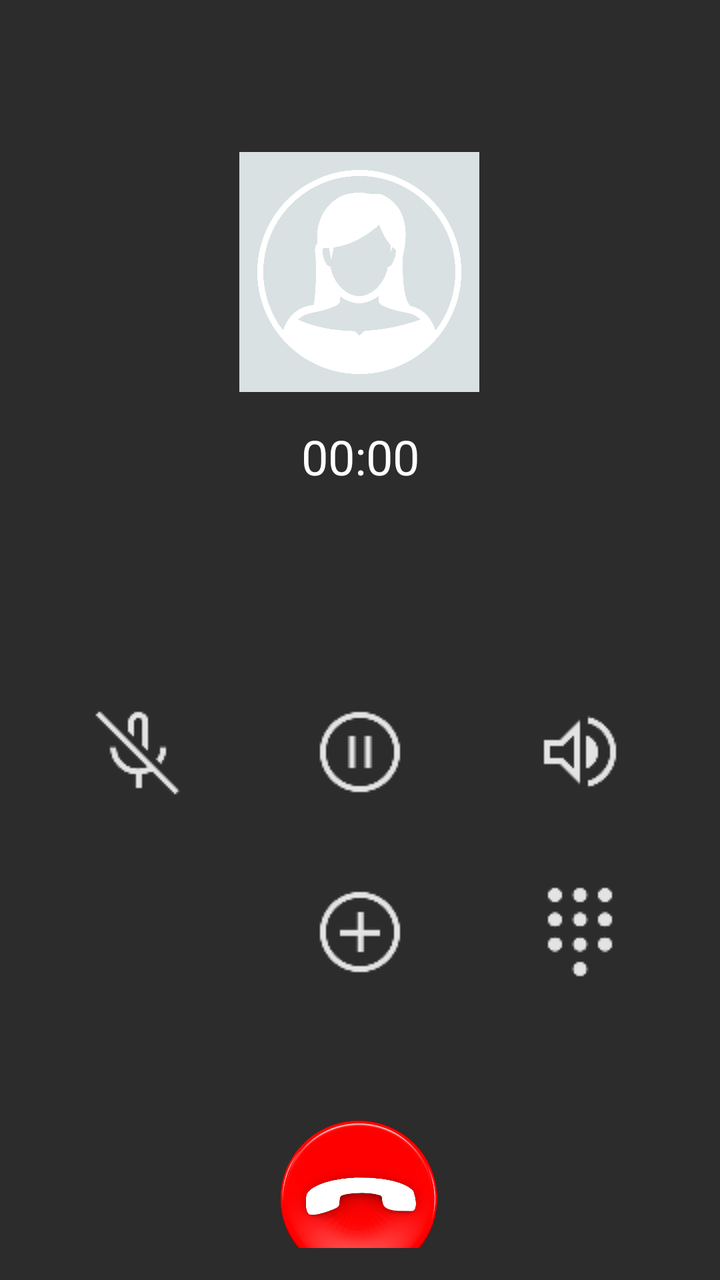
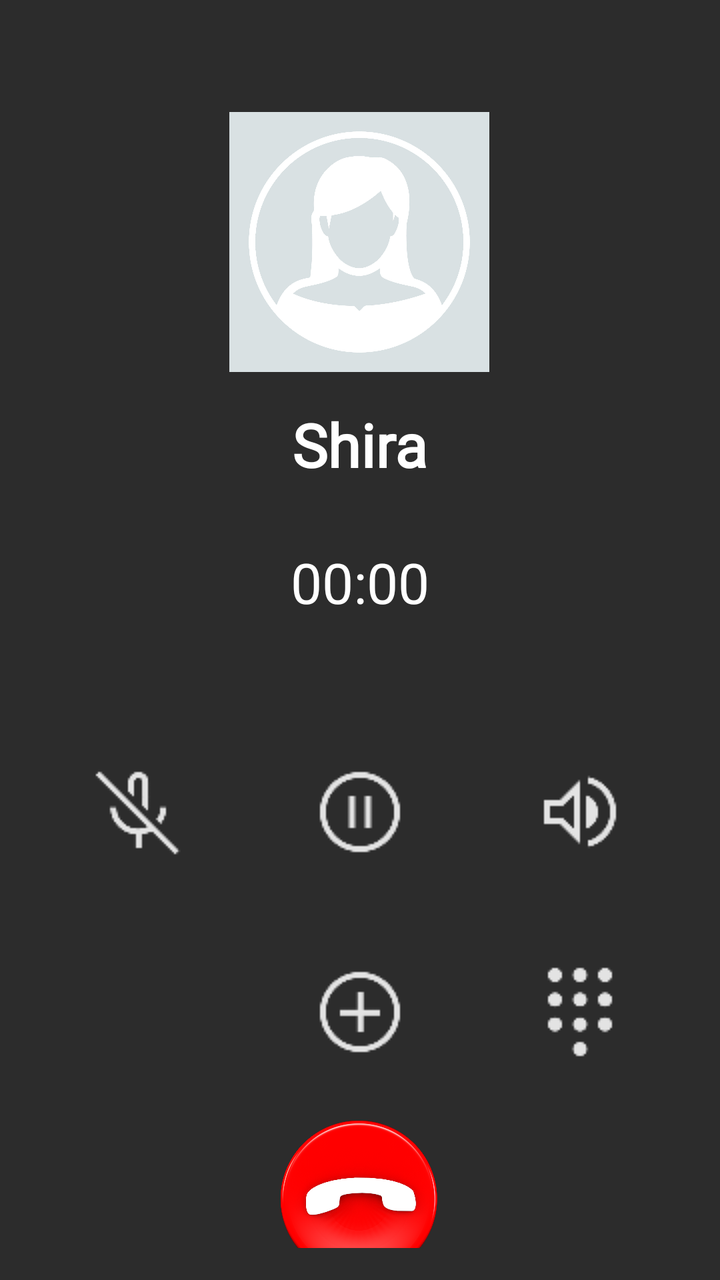

Before-and-after screenshots of an Android layout around one commit, followed by the original layout XML and the change that was made.
<!-- AndroidManifest.xml: application theme Theme.SafeHer -->
<!-- res/layout/fragment_support_call_ai.xml -->
<?xml version="1.0" encoding="utf-8"?>
<androidx.constraintlayout.widget.ConstraintLayout xmlns:android="http://schemas.android.com/apk/res/android"
    xmlns:app="http://schemas.android.com/apk/res-auto"
    xmlns:tools="http://schemas.android.com/tools"
    android:layout_width="match_parent"
    android:layout_height="match_parent"
    android:background="#2C2C2C"
    android:padding="16dp">

    
    <ImageView
        android:id="@+id/caller_imageView"
        android:layout_width="120dp"
        android:layout_height="120dp"
        android:layout_marginTop="60dp"
        android:src="@drawable/ic_female_avatar"
        app:layout_constraintEnd_toEndOf="parent"
        app:layout_constraintHorizontal_bias="0.498"
        app:layout_constraintStart_toStartOf="parent"
        app:layout_constraintTop_toTopOf="parent" />

    
    <TextView
        android:id="@+id/call_duration_textView"
        android:layout_width="wrap_content"
        android:layout_height="wrap_content"
        android:layout_marginTop="16dp"
        android:text="00:00"
        android:textColor="#FFFFFF"
        android:textSize="24sp"
        app:layout_constraintEnd_toEndOf="parent"
        app:layout_constraintStart_toStartOf="parent"
        app:layout_constraintTop_toBottomOf="@id/caller_imageView" />

    
    <ImageButton
        android:id="@+id/muted_imageBtn"
        android:layout_width="60dp"
        android:layout_height="60dp"
        android:layout_marginStart="50dp"
        android:layout_marginTop="330dp"
        android:layout_marginEnd="25dp"
        android:background="?android:attr/selectableItemBackground"
        android:contentDescription="muted btn"
        android:src="@drawable/ic_muted"
        app:layout_constraintEnd_toStartOf="@+id/hold_imageBtn"
        app:layout_constraintHorizontal_bias="0.5"
        app:layout_constraintHorizontal_chainStyle="packed"
        app:layout_constraintStart_toStartOf="parent"
        app:layout_constraintTop_toTopOf="parent" />

    

    
    <ImageButton
        android:id="@+id/hold_imageBtn"
        android:layout_width="60dp"
        android:layout_height="60dp"
        android:layout_marginStart="25dp"
        android:layout_marginTop="330dp"
        android:layout_marginEnd="25dp"
        android:background="?android:attr/selectableItemBackground"
        android:contentDescription="Hold"
        android:src="@drawable/ic_hold"
        app:layout_constraintEnd_toStartOf="@+id/speaker_imageBtn"
        app:layout_constraintHorizontal_bias="0.5"
        app:layout_constraintStart_toEndOf="@+id/muted_imageBtn"
        app:layout_constraintTop_toTopOf="parent" />

    <ImageButton
        android:id="@+id/video_imageBtn"
        android:layout_width="60dp"
        android:layout_height="60dp"
        android:layout_marginStart="50dp"
        android:layout_marginTop="420dp"
        android:layout_marginEnd="25dp"
        android:background="?android:attr/selectableItemBackground"
        android:contentDescription="video btn"
        android:src="@drawable/ic_video_call"
        app:layout_constraintEnd_toStartOf="@+id/add_imageBtn"
        app:layout_constraintHorizontal_bias="0.5"
        app:layout_constraintStart_toStartOf="parent"
        app:layout_constraintTop_toTopOf="parent"
        app:tint="@color/white" />

    
    <ImageButton
        android:id="@+id/add_imageBtn"
        android:layout_width="60dp"
        android:layout_height="60dp"
        android:layout_marginStart="25dp"
        android:layout_marginTop="420dp"
        android:layout_marginEnd="25dp"
        android:background="?android:attr/selectableItemBackground"
        android:contentDescription="add btn"
        android:src="@drawable/ic_add_contact"
        app:layout_constraintEnd_toStartOf="@+id/keypad_imageBtn"
        app:layout_constraintHorizontal_bias="0.5"
        app:layout_constraintStart_toEndOf="@+id/video_imageBtn"
        app:layout_constraintTop_toTopOf="parent" />

    

    

    <ImageButton
        android:id="@+id/speaker_imageBtn"
        android:layout_width="60dp"
        android:layout_height="60dp"
        android:layout_marginStart="25dp"
        android:layout_marginTop="330dp"
        android:layout_marginEnd="50dp"
        android:background="?android:attr/selectableItemBackground"
        android:contentDescription="speaker btn"
        android:src="@drawable/ic_speaker"
        app:layout_constraintEnd_toEndOf="parent"
        app:layout_constraintHorizontal_bias="0.5"
        app:layout_constraintStart_toEndOf="@+id/hold_imageBtn"
        app:layout_constraintTop_toTopOf="parent" />

    <ImageButton
        android:id="@+id/hang_up_imageBtn"
        android:layout_width="170dp"
        android:layout_height="174dp"
        android:layout_marginTop="560dp"
        android:background="?android:attr/selectableItemBackground"
        android:contentDescription="Hang up"
        android:scaleType="fitCenter"
        android:src="@drawable/ic_hang_up"
        app:layout_constraintBottom_toBottomOf="parent"
        app:layout_constraintEnd_toEndOf="parent"
        app:layout_constraintHorizontal_bias="0.497"
        app:layout_constraintStart_toStartOf="parent"
        app:layout_constraintTop_toTopOf="parent" />

    
    <ImageButton
        android:id="@+id/keypad_imageBtn"
        android:layout_width="60dp"
        android:layout_height="60dp"
        android:layout_marginStart="25dp"
        android:layout_marginTop="420dp"
        android:layout_marginEnd="50dp"
        android:background="?android:attr/selectableItemBackground"
        android:contentDescription="keypad btn"
        android:src="@drawable/ic_keypad"
        app:layout_constraintEnd_toEndOf="parent"
        app:layout_constraintHorizontal_bias="0.5"
        app:layout_constraintStart_toEndOf="@+id/add_imageBtn"
        app:layout_constraintTop_toTopOf="parent" />

</androidx.constraintlayout.widget.ConstraintLayout>
<!-- resources referenced by this layout -->
<resources>
  <color name="white">#FBFBFB</color>
  <!-- drawable ic_add_contact: png bitmap (drawable, 1280 bytes) -->
  <!-- drawable ic_female_avatar: jpg bitmap (drawable, 135146 bytes) -->
  <!-- drawable ic_hang_up: png bitmap (drawable, 430894 bytes) -->
  <!-- drawable ic_hold: png bitmap (drawable, 1226 bytes) -->
  <!-- drawable ic_keypad: png bitmap (drawable, 956 bytes) -->
  <!-- drawable ic_muted: png bitmap (drawable, 989 bytes) -->
  <!-- drawable ic_speaker: png bitmap (drawable, 1038 bytes) -->
  <!-- drawable ic_video_call: png bitmap (drawable, 9177 bytes) -->
  <style name="Theme.SafeHer" parent="Base.Theme.SafeHer" />
  <style name="Base.Theme.SafeHer" parent="Theme.MaterialComponents.NoActionBar">
          
          
      </style>
</resources>

<!-- the commit's change to res/layout/fragment_support_call_ai.xml (unified diff, before → after) -->
@@ -10,9 +10,9 @@
     
     <ImageView
         android:id="@+id/caller_imageView"
-        android:layout_width="120dp"
-        android:layout_height="120dp"
-        android:layout_marginTop="60dp"
+        android:layout_width="130dp"
+        android:layout_height="130dp"
+        android:layout_marginTop="40dp"
         android:src="@drawable/ic_female_avatar"
         app:layout_constraintEnd_toEndOf="parent"
         app:layout_constraintHorizontal_bias="0.498"
@@ -21,16 +21,32 @@
 
     
     <TextView
+        android:id="@+id/caller_name_textView"
+        android:layout_width="wrap_content"
+        android:layout_height="wrap_content"
+        android:layout_marginTop="16dp"
+        android:text="Shira"
+        android:textColor="#FFFFFF"
+        android:textSize="30sp"
+        android:fontFamily="@font/poppins_medium"
+        android:textStyle="bold"
+        app:layout_constraintTop_toBottomOf="@id/caller_imageView"
+        app:layout_constraintStart_toStartOf="parent"
+        app:layout_constraintEnd_toEndOf="parent"/>
+
+
+    
+    <TextView
         android:id="@+id/call_duration_textView"
         android:layout_width="wrap_content"
         android:layout_height="wrap_content"
-        android:layout_marginTop="16dp"
+        android:layout_marginTop="30dp"
         android:text="00:00"
         android:textColor="#FFFFFF"
-        android:textSize="24sp"
+        android:textSize="28sp"
         app:layout_constraintEnd_toEndOf="parent"
         app:layout_constraintStart_toStartOf="parent"
-        app:layout_constraintTop_toBottomOf="@id/caller_imageView" />
+        app:layout_constraintTop_toBottomOf="@id/caller_name_textView" />
 
     
     <ImageButton
@@ -38,7 +54,7 @@
         android:layout_width="60dp"
         android:layout_height="60dp"
         android:layout_marginStart="50dp"
-        android:layout_marginTop="330dp"
+        android:layout_marginTop="360dp"
         android:layout_marginEnd="25dp"
         android:background="?android:attr/selectableItemBackground"
         android:contentDescription="muted btn"
@@ -57,7 +73,7 @@
         android:layout_width="60dp"
         android:layout_height="60dp"
         android:layout_marginStart="25dp"
-        android:layout_marginTop="330dp"
+        android:layout_marginTop="360dp"
         android:layout_marginEnd="25dp"
         android:background="?android:attr/selectableItemBackground"
         android:contentDescription="Hold"
@@ -72,7 +88,7 @@
         android:layout_width="60dp"
         android:layout_height="60dp"
         android:layout_marginStart="50dp"
-        android:layout_marginTop="420dp"
+        android:layout_marginTop="460dp"
         android:layout_marginEnd="25dp"
         android:background="?android:attr/selectableItemBackground"
         android:contentDescription="video btn"
@@ -89,7 +105,7 @@
         android:layout_width="60dp"
         android:layout_height="60dp"
         android:layout_marginStart="25dp"
-        android:layout_marginTop="420dp"
+        android:layout_marginTop="460dp"
         android:layout_marginEnd="25dp"
         android:background="?android:attr/selectableItemBackground"
         android:contentDescription="add btn"
@@ -108,7 +124,7 @@
         android:layout_width="60dp"
         android:layout_height="60dp"
         android:layout_marginStart="25dp"
-        android:layout_marginTop="330dp"
+        android:layout_marginTop="360dp"
         android:layout_marginEnd="50dp"
         android:background="?android:attr/selectableItemBackground"
         android:contentDescription="speaker btn"
@@ -139,7 +155,7 @@
         android:layout_width="60dp"
         android:layout_height="60dp"
         android:layout_marginStart="25dp"
-        android:layout_marginTop="420dp"
+        android:layout_marginTop="460dp"
         android:layout_marginEnd="50dp"
         android:background="?android:attr/selectableItemBackground"
         android:contentDescription="keypad btn"
